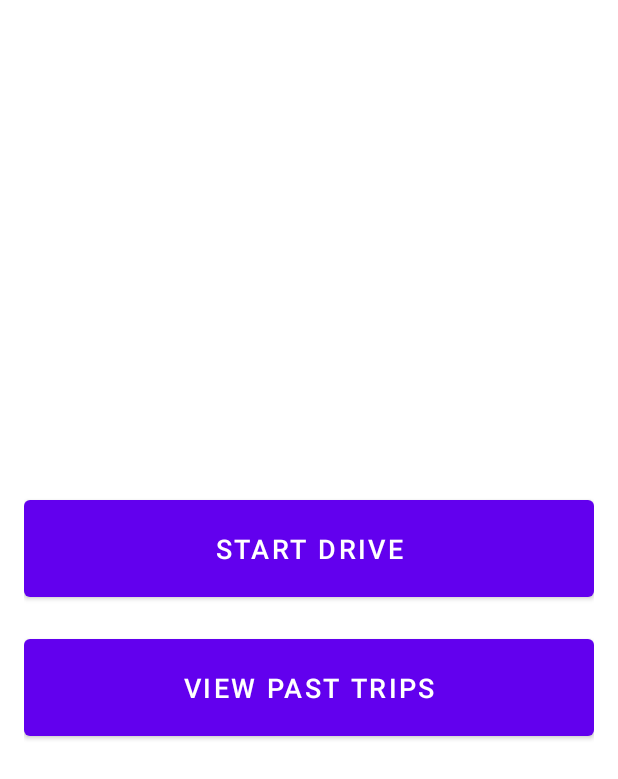
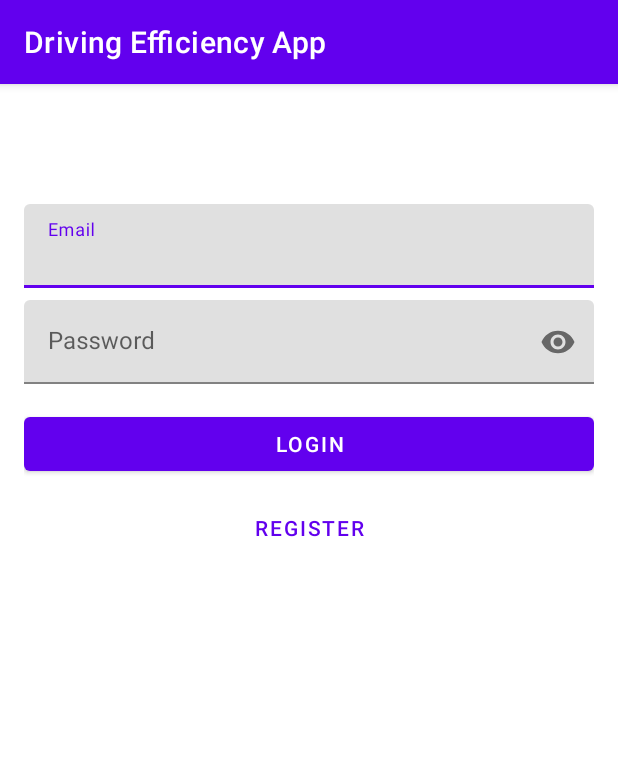
Before and after one commit to Timeonas/Driving-Efficiency-App-FYP, an Android app: the screen it shows after launch (MainMenuActivity before the commit, LoginActivity after it), on a phone screen of 412 x 824 dp. Shown: the top 779 px of the screen. Run offline under Robolectric (Android 15) with nearby library versions, the phone set to English and light mode, and no system bars; our stand-ins replace Firebase (no records; nobody signed in at launch, a user with empty details on screens opened directly).

Commit message:
- Added Firebase to the project, with a basic implementation of Firebase Authentication - Added a login screen, with a text fields to login with email and password - Converted to Android Jetpack ViewModels

```diff
--- a/app/src/main/AndroidManifest.xml
+++ b/app/src/main/AndroidManifest.xml
@@ -36,6 +36,11 @@
             android:name=".TripsActivity"
             android:exported="false">
         </activity>
+
+        <activity
+            android:name=".LoginActivity"
+            android:exported="false">
+        </activity>
     </application>
 
 </manifest>
--- a/app/src/main/java/com/example/drivingefficiencyapp/AppIntroActivity.kt
+++ b/app/src/main/java/com/example/drivingefficiencyapp/AppIntroActivity.kt
@@ -13,8 +13,11 @@ package com.example.drivingefficiencyapp
 import android.content.Intent
 import android.os.*
 import androidx.appcompat.app.AppCompatActivity
+import com.example.drivingefficiencyapp.databinding.AppIntroActivityBinding
+import com.google.firebase.auth.FirebaseAuth
 
 class AppIntroActivity : AppCompatActivity() {
+    private lateinit var binding: AppIntroActivityBinding // View Binding
     /**
      * Creates the splash screen and sets up transition to main menu.
      *
@@ -24,11 +27,21 @@ class AppIntroActivity : AppCompatActivity() {
     override fun onCreate(savedInstanceState: Bundle?) {
         super.onCreate(savedInstanceState) //Re-create the saved state
         supportActionBar?.hide() //Hid the action bar which references the app name
-        setContentView(R.layout.app_intro_activity) //Set the layout using app_intro.xml layout
 
-        //Delay for 2 seconds before starting the MainMenuActivity and finishing the current activity
+        binding = AppIntroActivityBinding.inflate(layoutInflater)
+
+        setContentView(binding.root) //Set the layout using app_intro_activity.xml view binding
+
+        //Delay for 2 seconds before starting the MainMenuActivity or login screen
         Handler(Looper.getMainLooper()).postDelayed({
-            startActivity(Intent(this, MainMenuActivity::class.java))
+            // Check if user is signed in
+            val user = FirebaseAuth.getInstance().currentUser
+            val intent = if (user != null) {
+                Intent(this, MainMenuActivity::class.java)
+            } else {
+                Intent(this, LoginActivity::class.java)
+            }
+            startActivity(intent)
             finish()
         }, 2000)
     }
--- /dev/null
+++ b/app/src/main/java/com/example/drivingefficiencyapp/LoginActivity.kt
@@ -0,0 +1,67 @@
+package com.example.drivingefficiencyapp
+
+/**
+ * Login screen activity for the Driving Efficiency App.
+ *
+ * This activity displays a login screen with email and password fields for the user to sign in.
+ *
+ * @author Tim Samoska
+ * @since January 20, 2025
+ */
+
+import android.content.Intent
+import android.os.Bundle
+import android.widget.Toast
+import androidx.appcompat.app.AppCompatActivity
+import com.example.drivingefficiencyapp.databinding.LoginActivityBinding
+import com.google.firebase.auth.FirebaseAuth
+
+class LoginActivity : AppCompatActivity() {
+    private lateinit var auth: FirebaseAuth // Firebase Auth
+    private lateinit var binding: LoginActivityBinding // View Binding
+
+    /**
+     * Creates the login screen and sets up the login buttons.
+     *
+     * @param savedInstanceState If it exists, this activity is re-constructed
+     * from a previous saved state.
+     */
+    override fun onCreate(savedInstanceState: Bundle?) {
+        super.onCreate(savedInstanceState)
+
+        // Jetpack View Binding
+        binding = LoginActivityBinding.inflate(layoutInflater)
+        setContentView(binding.root)
+
+        // Initialize Firebase Auth
+        auth = FirebaseAuth.getInstance()
+
+        // Set up your login button click listener
+        binding.loginButton.setOnClickListener {
+            val email = binding.emailEditText.text.toString()
+            val password = binding.passwordEditText.text.toString()
+            signIn(email, password)
+        }
+    }
+
+    /**
+     * Is run when the user clicks the login button with their email and password.
+     * If successful, the user is taken to the main menu. Else, a message is displayed.
+     *
+     * @param email The email the user entered.
+     * @param password The password the user entered.
+     */
+    private fun signIn(email: String, password: String) {
+        auth.signInWithEmailAndPassword(email, password)
+            .addOnCompleteListener(this) { task ->
+                if (task.isSuccessful) {
+                    // Sign in success, update UI with the signed-in user's information
+                    startActivity(Intent(this, MainMenuActivity::class.java))
+                    finish()
+                } else {
+                    // If sign in fails, display a message to the user
+                    Toast.makeText(this, "Authentication failed.", Toast.LENGTH_SHORT).show()
+                }
+            }
+    }
+}
--- a/app/src/main/java/com/example/drivingefficiencyapp/MainMenuActivity.kt
+++ b/app/src/main/java/com/example/drivingefficiencyapp/MainMenuActivity.kt
@@ -12,10 +12,11 @@ package com.example.drivingefficiencyapp
 
 import android.content.Intent
 import android.os.Bundle
-import android.widget.Button
 import androidx.appcompat.app.AppCompatActivity
+import com.example.drivingefficiencyapp.databinding.MainMenuActivityBinding
 
 class MainMenuActivity : AppCompatActivity() {
+    private lateinit var binding: MainMenuActivityBinding // View Binding
     /**
      * Creates the main menu screen and sets up the buttons to start a drive or view past trips.
      *
@@ -25,19 +26,18 @@ class MainMenuActivity : AppCompatActivity() {
     override fun onCreate(savedInstanceState: Bundle?) {
         super.onCreate(savedInstanceState) //Re-create the saved state
         supportActionBar?.hide() //Hid the action bar which references the app name
-        setContentView(R.layout.main_menu_activity) //Set the layout using main_menu_activity.xml layout
 
-        //Set up the buttons to start a drive or view past trips, using the IDs from main_menu_activity.xml
-        val startDriveButton = findViewById<Button>(R.id.startDriveButton)
-        val viewTripsButton = findViewById<Button>(R.id.viewTripsButton)
+        binding = MainMenuActivityBinding.inflate(layoutInflater)
+
+        setContentView(binding.root) //Set the layout using main_menu_activity.xml layout
 
         //Set up the button listeners on the buttons to start the StartDriveActivity or TripsActivity
-        startDriveButton.setOnClickListener {
+        binding.startDriveButton.setOnClickListener {
             val intent = Intent(this, StartDriveActivity::class.java)
             startActivity(intent)
         }
 
-        viewTripsButton.setOnClickListener {
+        binding.viewTripsButton.setOnClickListener {
             val intent = Intent(this, TripsActivity::class.java)
             startActivity(intent)
         }
--- /dev/null
+++ b/app/src/main/res/layout/login_activity.xml
@@ -0,0 +1,57 @@
+<?xml version="1.0" encoding="utf-8"?>
+<androidx.constraintlayout.widget.ConstraintLayout
+    xmlns:android="http://schemas.android.com/apk/res/android"
+    xmlns:app="http://schemas.android.com/apk/res-auto"
+    android:layout_width="match_parent"
+    android:layout_height="match_parent"
+    android:padding="16dp">
+
+    <com.google.android.material.textfield.TextInputLayout
+        android:id="@+id/emailLayout"
+        android:layout_width="match_parent"
+        android:layout_height="wrap_content"
+        android:layout_marginTop="64dp"
+        app:layout_constraintTop_toTopOf="parent">
+
+        <com.google.android.material.textfield.TextInputEditText
+            android:id="@+id/emailEditText"
+            android:layout_width="match_parent"
+            android:layout_height="wrap_content"
+            android:hint="@string/email"
+            android:inputType="textEmailAddress"/>
+    </com.google.android.material.textfield.TextInputLayout>
+
+    <com.google.android.material.textfield.TextInputLayout
+        android:id="@+id/passwordLayout"
+        android:layout_width="match_parent"
+        android:layout_height="wrap_content"
+        android:layout_marginTop="8dp"
+        app:layout_constraintTop_toBottomOf="@id/emailLayout"
+        app:passwordToggleEnabled="true">
+
+        <com.google.android.material.textfield.TextInputEditText
+            android:id="@+id/passwordEditText"
+            android:layout_width="match_parent"
+            android:layout_height="wrap_content"
+            android:hint="@string/password"
+            android:inputType="textPassword"/>
+    </com.google.android.material.textfield.TextInputLayout>
+
+    <Button
+        android:id="@+id/loginButton"
+        android:layout_width="match_parent"
+        android:layout_height="wrap_content"
+        android:layout_marginTop="16dp"
+        android:text="@string/login"
+        app:layout_constraintTop_toBottomOf="@id/passwordLayout"/>
+
+    <Button
+        android:id="@+id/registerButton"
+        android:layout_width="match_parent"
+        android:layout_height="wrap_content"
+        android:layout_marginTop="8dp"
+        android:text="@string/register"
+        style="@style/Widget.MaterialComponents.Button.TextButton"
+        app:layout_constraintTop_toBottomOf="@id/loginButton"/>
+
+</androidx.constraintlayout.widget.ConstraintLayout>
--- a/app/src/main/res/values/strings.xml
+++ b/app/src/main/res/values/strings.xml
@@ -2,4 +2,9 @@
     <string name="app_name">Driving Efficiency App</string>
     <string name="car_icon_description">Car icon for FYP app logo</string>
     <string name="app_subtext_name">FYP Project</string>
+    <string name="email">Email</string>
+    <string name="password">Password</string>
+    <string name="login">Login</string>
+    <string name="register">Register</string>
+    <string name="trip_duration_format">Duration: %s</string>
 </resources>
--- a/build.gradle.kts
+++ b/build.gradle.kts
@@ -2,4 +2,5 @@
 plugins {
     alias(libs.plugins.android.application) apply false
     alias(libs.plugins.kotlin.android) apply false
+    id("com.google.gms.google-services") version "4.4.2" apply false
 }
--- a/gradle/libs.versions.toml
+++ b/gradle/libs.versions.toml
@@ -1,5 +1,5 @@
 [versions]
-agp = "8.7.1"
+agp = "8.7.3"
 kotlin = "1.9.24"
 coreKtx = "1.15.0"
 junit = "4.13.2"
@@ -7,6 +7,7 @@ junitVersion = "1.2.1"
 espressoCore = "3.6.1"
 appcompat = "1.7.0"
 material = "1.12.0"
+firebase-bom = "33.8.0"
 
 [libraries]
 androidx-core-ktx = { group = "androidx.core", name = "core-ktx", version.ref = "coreKtx" }
@@ -15,6 +16,8 @@ androidx-junit = { group = "androidx.test.ext", name = "junit", version.ref = "j
 androidx-espresso-core = { group = "androidx.test.espresso", name = "espresso-core", version.ref = "espressoCore" }
 androidx-appcompat = { group = "androidx.appcompat", name = "appcompat", version.ref = "appcompat" }
 material = { group = "com.google.android.material", name = "material", version.ref = "material" }
+firebase-bom = { group = "com.google.firebase", name = "firebase-bom", version.ref = "firebase-bom"}
+firebase-auth = { group = "com.google.firebase", name = "firebase-auth-ktx" }
 
 [plugins]
 android-application = { id = "com.android.application", version.ref = "agp" }
```
Also changed, not shown: app/build.gradle.kts (+10 -0 lines), app/src/main/java/com/example/drivingefficiencyapp/StartDriveActivity.kt (+7 -15 lines), app/src/main/java/com/example/drivingefficiencyapp/TripAdapter.kt (+14 -17 lines), app/src/main/java/com/example/drivingefficiencyapp/TripsActivity.kt (+7 -2 lines), 2 other files.
